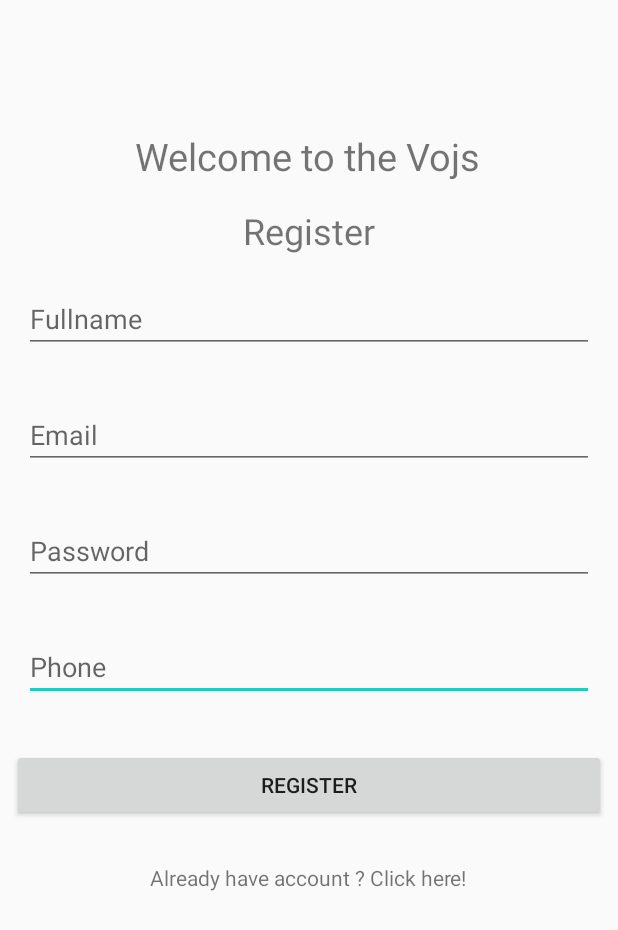
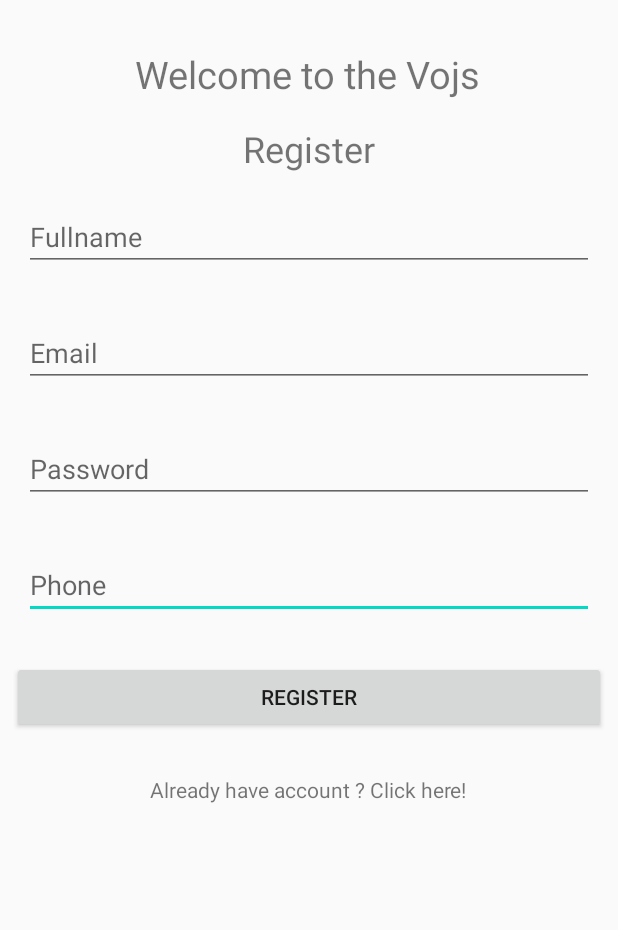
Before and after one commit to LOROGO/FireBaseApp, an Android app: the layout activity_register.xml on its own in the app's theme, with its tools: preview values and no code run, on a phone screen of 412 x 824 dp. Shown: the top 930 px of the screen. Run offline under Robolectric (Android 15) with nearby library versions, the phone set to English and light mode, and no system bars; Roboto replaces fonts that are not available here.

Commit message:
hidden action bar

```diff
--- a/app/src/main/java/sk/spsepo/ban/fbapp/Login.java
+++ b/app/src/main/java/sk/spsepo/ban/fbapp/Login.java
@@ -31,6 +31,9 @@ public class Login extends AppCompatActivity {
     protected void onCreate(Bundle savedInstanceState) {
         super.onCreate(savedInstanceState);
         setContentView(R.layout.activity_login);
+
+        getSupportActionBar().hide();
+
 
         mEmail = findViewById(R.id.email);
         mPassword = findViewById(R.id.password);
--- a/app/src/main/java/sk/spsepo/ban/fbapp/Register.java
+++ b/app/src/main/java/sk/spsepo/ban/fbapp/Register.java
@@ -46,6 +46,7 @@ public class Register extends AppCompatActivity {
     protected void onCreate(Bundle savedInstanceState) {
         super.onCreate(savedInstanceState);
         setContentView(R.layout.activity_register);
+        getSupportActionBar().hide();
 
         mFullName = findViewById(R.id.fullName);
         mEmail = findViewById(R.id.email);
--- a/app/src/main/res/layout/activity_register.xml
+++ b/app/src/main/res/layout/activity_register.xml
@@ -16,12 +16,10 @@
         android:ems="10"
         android:hint="@string/sPhone"
         android:inputType="phone"
-        app:layout_constraintBottom_toBottomOf="parent"
         app:layout_constraintEnd_toEndOf="parent"
         app:layout_constraintHorizontal_bias="0.0"
         app:layout_constraintStart_toStartOf="parent"
-        app:layout_constraintTop_toBottomOf="@+id/password"
-        app:layout_constraintVertical_bias="0.0" />
+        app:layout_constraintTop_toBottomOf="@+id/password" />
 
     <EditText
         android:id="@+id/password"
@@ -57,15 +55,14 @@
         android:id="@+id/textView"
         android:layout_width="wrap_content"
         android:layout_height="wrap_content"
+        android:layout_marginTop="32dp"
         android:fontFamily="@font/aldrich"
         android:text="@string/title"
         android:textSize="25sp"
-        app:layout_constraintBottom_toBottomOf="parent"
         app:layout_constraintEnd_toEndOf="parent"
-        app:layout_constraintHorizontal_bias="0.497"
+        app:layout_constraintHorizontal_bias="0.496"
         app:layout_constraintStart_toStartOf="parent"
-        app:layout_constraintTop_toTopOf="parent"
-        app:layout_constraintVertical_bias="0.11" />
+        app:layout_constraintTop_toTopOf="parent" />
 
     <TextView
         android:id="@+id/textView2"
@@ -99,11 +96,11 @@
         android:layout_width="0dp"
         android:layout_height="wrap_content"
         android:layout_marginStart="8dp"
-        android:layout_marginTop="32dp"
+        android:layout_marginTop="28dp"
         android:layout_marginEnd="8dp"
         android:text="@string/register"
         app:layout_constraintEnd_toEndOf="parent"
-        app:layout_constraintHorizontal_bias="0.498"
+        app:layout_constraintHorizontal_bias="0.0"
         app:layout_constraintStart_toStartOf="parent"
         app:layout_constraintTop_toBottomOf="@+id/phone" />
 
@@ -112,14 +109,11 @@
         style="?android:attr/progressBarStyle"
         android:layout_width="wrap_content"
         android:layout_height="wrap_content"
-        android:layout_marginBottom="112dp"
         android:visibility="invisible"
-        app:layout_constraintBottom_toBottomOf="parent"
         app:layout_constraintEnd_toEndOf="parent"
         app:layout_constraintHorizontal_bias="0.498"
         app:layout_constraintStart_toStartOf="parent"
-        app:layout_constraintTop_toBottomOf="@+id/login1"
-        app:layout_constraintVertical_bias="0.0" />
+        app:layout_constraintTop_toBottomOf="@+id/login1" />
 
     <TextView
         android:id="@+id/login1"
```
